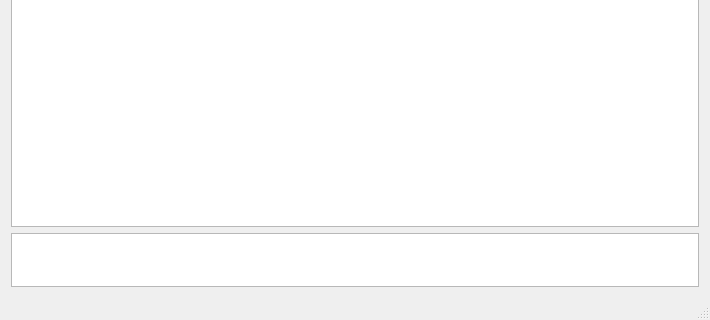
The window that MicrologicIDE.ui (labbish/MicrologicIDE) describes before a commit, drawn with Qt 5; both pictures show x 0 to 710 and y 257 to 577 of the 710 by 577 pixel window.
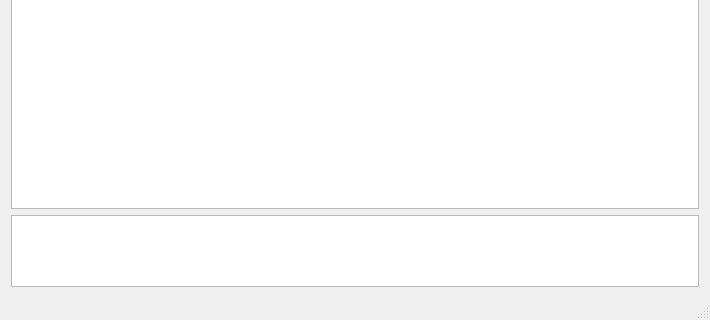
The same window after the commit. Icons and pictures are not drawn.

Diff of the .ui file:
```diff
--- a/MicrologicIDE.ui
+++ b/MicrologicIDE.ui
@@ -36,7 +36,7 @@
       <property name="maximumSize">
        <size>
         <width>16777215</width>
-        <height>54</height>
+        <height>72</height>
        </size>
       </property>
       <property name="font">
```
Left out of the diff: 18 changed lines with no effect on the pictures.
